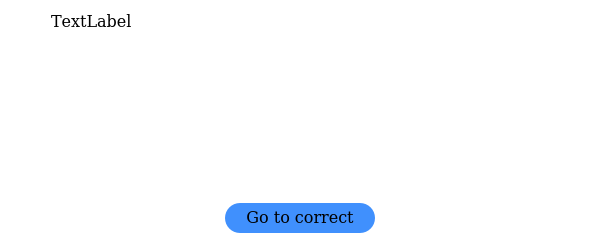
Above: ui/ui_dialog.ui from BiaPyX/BiaPy-GUI before the change. Below: the same form after it.
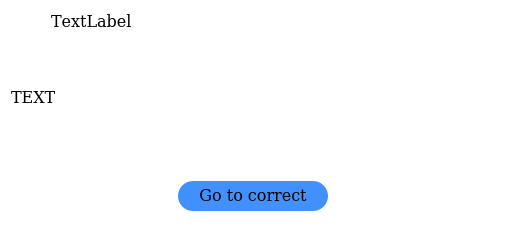
That is the form after the change.

What changed in the file:
```diff
--- a/ui/ui_dialog.ui
+++ b/ui/ui_dialog.ui
@@ -6,8 +6,8 @@
    <rect>
     <x>0</x>
     <y>0</y>
-    <width>600</width>
-    <height>235</height>
+    <width>507</width>
+    <height>247</height>
    </rect>
   </property>
   <property name="minimumSize">
@@ -18,8 +18,8 @@
   </property>
   <property name="maximumSize">
    <size>
-    <width>600</width>
-    <height>235</height>
+    <width>16777215</width>
+    <height>16777215</height>
    </size>
   </property>
   <property name="windowTitle">
@@ -195,42 +195,10 @@
           <number>0</number>
          </property>
          <item>
-          <widget class="QScrollArea" name="scrollArea">
-           <property name="frameShape">
-            <enum>QFrame::NoFrame</enum>
-           </property>
-           <property name="widgetResizable">
-            <bool>true</bool>
-           </property>
-           <widget class="QWidget" name="scrollAreaWidgetContents">
-            <property name="geometry">
-             <rect>
-              <x>0</x>
-              <y>0</y>
-              <width>578</width>
-              <height>152</height>
-             </rect>
-            </property>
-            <layout class="QVBoxLayout" name="verticalLayout_4">
-             <property name="spacing">
-              <number>0</number>
-             </property>
-             <property name="leftMargin">
-              <number>0</number>
-             </property>
-             <property name="topMargin">
-              <number>0</number>
-             </property>
-             <property name="rightMargin">
-              <number>0</number>
-             </property>
-             <property name="bottomMargin">
-              <number>0</number>
-             </property>
-             <item>
               <widget class="QLabel" name="error_message_label">
                <property name="font">
                 <font>
+             <family>DejaVu Math TeX Gyre</family>
                  <pointsize>12</pointsize>
                 </font>
                </property>
@@ -238,24 +206,20 @@
                 <string notr="true">background:rgb(255,255,255);</string>
                </property>
                <property name="text">
-                <string/>
+            <string>&lt;html&gt;&lt;head/&gt;&lt;body&gt;&lt;p&gt;&lt;span style=&quot; font-size:12pt;&quot;&gt;TEXT&lt;/span&gt;&lt;/p&gt;&lt;/body&gt;&lt;/html&gt;</string>
                </property>
                <property name="alignment">
-                <set>Qt::AlignCenter</set>
+            <set>Qt::AlignLeading|Qt::AlignLeft|Qt::AlignVCenter</set>
                </property>
                <property name="wordWrap">
-                <bool>true</bool>
+            <bool>false</bool>
                </property>
                <property name="openExternalLinks">
                 <bool>true</bool>
                </property>
                <property name="textInteractionFlags">
-                <set>Qt::TextSelectableByKeyboard|Qt::TextSelectableByMouse</set>
-               </property>
-              </widget>
-             </item>
-            </layout>
-           </widget>
+            <set>Qt::LinksAccessibleByKeyboard|Qt::LinksAccessibleByMouse|Qt::TextBrowserInteraction|Qt::TextSelectableByKeyboard|Qt::TextSelectableByMouse</set>
+           </property>
           </widget>
          </item>
          <item>
```
Lines whose indentation alone changed are shown as unchanged.
